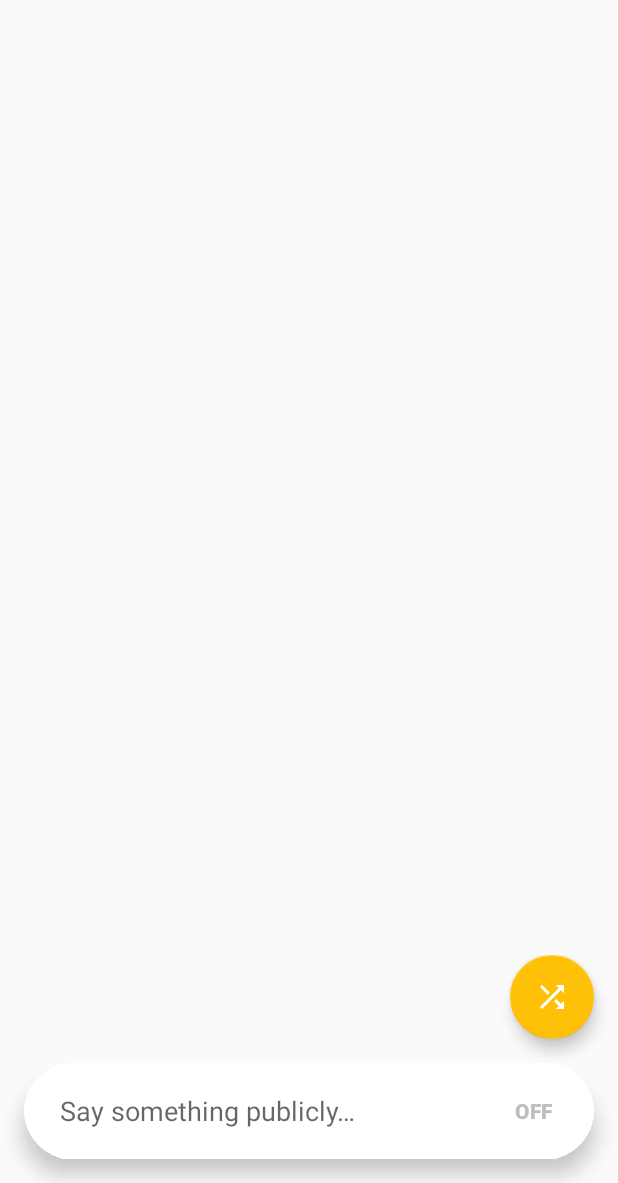
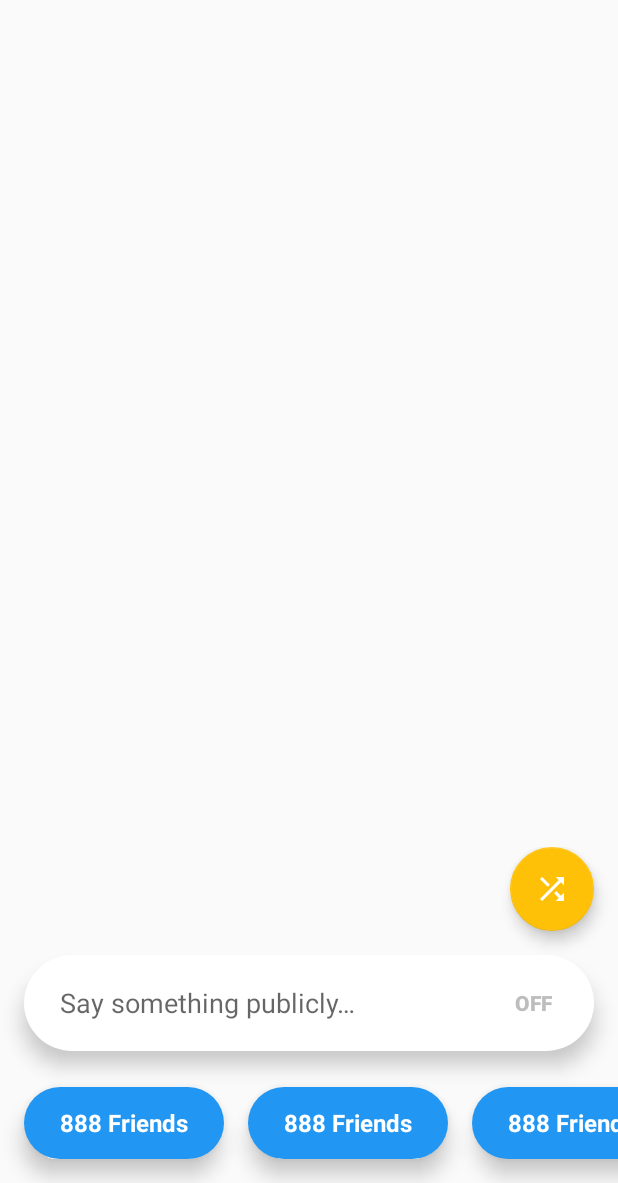
Before and after one commit to Queatz/Closer, an Android app: the screen it shows after launch (MapsActivity), on a phone screen of 412 x 824 dp, the part 53-1236 px from its top. Run offline under Robolectric (Android 15) with nearby library versions, the light colour scheme and no system bars; our stand-ins replace RxJava; network calls fail; pictures from the network do not load; 3 statements that could not run were skipped.

Commit message:
- Add My Groups recycler  - Add GroupActivity

```diff
--- a/app/src/main/java/closer/vlllage/com/closer/MapsActivity.java
+++ b/app/src/main/java/closer/vlllage/com/closer/MapsActivity.java
@@ -17,6 +17,7 @@ import closer.vlllage.com.closer.handler.IntentHandler;
 import closer.vlllage.com.closer.handler.LocationHandler;
 import closer.vlllage.com.closer.handler.MapHandler;
 import closer.vlllage.com.closer.handler.MyBubbleHandler;
+import closer.vlllage.com.closer.handler.MyGroupsLayoutHandler;
 import closer.vlllage.com.closer.handler.PermissionHandler;
 import closer.vlllage.com.closer.handler.ReplyLayoutHandler;
 import closer.vlllage.com.closer.handler.SetNameHandler;
@@ -56,6 +57,7 @@ public class MapsActivity extends PoolActivity {
         $(MyBubbleHandler.class).start();
         $(ReplyLayoutHandler.class).attach(findViewById(R.id.replyLayout));
         $(StatusLayoutHandler.class).attach(findViewById(R.id.myStatusLayout));
+        $(MyGroupsLayoutHandler.class).attach(findViewById(R.id.myGroupsLayout));
 
         if (getIntent() != null) {
             $(IntentHandler.class).onNewIntent(getIntent());
--- /dev/null
+++ b/app/src/main/java/closer/vlllage/com/closer/handler/MyGroupsLayoutHandler.java
@@ -0,0 +1,21 @@
+package closer.vlllage.com.closer.handler;
+
+import android.support.v7.widget.LinearLayoutManager;
+import android.support.v7.widget.RecyclerView;
+import android.view.View;
+
+import closer.vlllage.com.closer.R;
+import closer.vlllage.com.closer.handler.group.MyGroupsAdapter;
+import closer.vlllage.com.closer.pool.PoolMember;
+
+public class MyGroupsLayoutHandler extends PoolMember {
+    public void attach(View myGroupsLayout) {
+        RecyclerView myGroupsRecyclerView = myGroupsLayout.findViewById(R.id.myGroupsRecyclerView);
+        myGroupsRecyclerView.setLayoutManager(new LinearLayoutManager(
+                myGroupsRecyclerView.getContext(),
+                LinearLayoutManager.HORIZONTAL,
+                false
+        ));
+        myGroupsRecyclerView.setAdapter(new MyGroupsAdapter(this));
+    }
+}
--- /dev/null
+++ b/app/src/main/java/closer/vlllage/com/closer/handler/group/MyGroupsAdapter.java
@@ -0,0 +1,64 @@
+package closer.vlllage.com.closer.handler.group;
+
+import android.content.Intent;
+import android.graphics.Rect;
+import android.support.annotation.NonNull;
+import android.support.v7.widget.RecyclerView;
+import android.view.LayoutInflater;
+import android.view.View;
+import android.view.ViewGroup;
+import android.widget.TextView;
+
+import closer.vlllage.com.closer.GroupActivity;
+import closer.vlllage.com.closer.R;
+import closer.vlllage.com.closer.handler.ActivityHandler;
+import closer.vlllage.com.closer.pool.PoolMember;
+import closer.vlllage.com.closer.pool.PoolRecyclerAdapter;
+
+public class MyGroupsAdapter extends PoolRecyclerAdapter<MyGroupsAdapter.MyGroupViewHolder> {
+
+    public MyGroupsAdapter(PoolMember poolMember) {
+        super(poolMember);
+    }
+
+    @NonNull
+    @Override
+    public MyGroupViewHolder onCreateViewHolder(@NonNull ViewGroup parent, int viewType) {
+        return new MyGroupViewHolder(LayoutInflater.from(parent.getContext())
+        .inflate(R.layout.group_item, parent, false));
+    }
+
+    @Override
+    public void onBindViewHolder(@NonNull MyGroupViewHolder holder, int position) {
+        TextView groupName = holder.itemView.findViewById(R.id.groupName);
+
+        groupName.setBackgroundResource(position == getItemCount() - 1 ? R.drawable.clickable_blue_light : R.drawable.clickable_blue);
+        groupName.setText(position == getItemCount() - 1 ? "+ New Group" : "888 Friends");
+        groupName.setOnClickListener(view -> {
+            Intent intent = new Intent($(ActivityHandler.class).getActivity(), GroupActivity.class);
+            Rect bounds = new Rect();
+            holder.itemView.getGlobalVisibleRect(bounds);
+
+            // Offset for status bar
+            final int[] location = new int[2];
+            holder.itemView.getRootView().findViewById(android.R.id.content).getLocationInWindow(location);
+            int windowTopOffset = location[1];
+            bounds.offset(0, -windowTopOffset);
+
+            intent.addFlags(Intent.FLAG_ACTIVITY_NO_ANIMATION);
+            intent.setSourceBounds(bounds);
+            $(ActivityHandler.class).getActivity().startActivity(intent);
+        });
+    }
+
+    @Override
+    public int getItemCount() {
+        return 5;
+    }
+
+    class MyGroupViewHolder extends RecyclerView.ViewHolder {
+        public MyGroupViewHolder(View itemView) {
+            super(itemView);
+        }
+    }
+}
--- a/app/src/main/java/closer/vlllage/com/closer/pool/PoolMember.java
+++ b/app/src/main/java/closer/vlllage/com/closer/pool/PoolMember.java
@@ -2,7 +2,7 @@ package closer.vlllage.com.closer.pool;
 
 public class PoolMember {
 
-    private Pool pool;
+    Pool pool;
 
     PoolMember setPool(Pool pool) {
         this.pool = pool;
--- /dev/null
+++ b/app/src/main/java/closer/vlllage/com/closer/pool/PoolRecyclerAdapter.java
@@ -0,0 +1,16 @@
+package closer.vlllage.com.closer.pool;
+
+import android.support.v7.widget.RecyclerView;
+
+public abstract class PoolRecyclerAdapter<T extends RecyclerView.ViewHolder> extends RecyclerView.Adapter<T> {
+
+    private Pool pool;
+
+    public PoolRecyclerAdapter(PoolMember poolMember) {
+        this.pool = poolMember.pool;
+    }
+
+    protected <T extends PoolMember> T $(Class<T> member) {
+        return pool.$(member);
+    }
+}
--- /dev/null
+++ b/app/src/main/res/drawable/clickable_blue.xml
@@ -0,0 +1,13 @@
+<?xml version="1.0" encoding="utf-8"?>
+<selector xmlns:android="http://schemas.android.com/apk/res/android">
+    <item>
+        <ripple android:color="@color/highlight">
+            <item>
+                <shape android:shape="rectangle">
+                    <solid android:color="@color/colorPrimary" />
+                    <corners android:radius="512dp" />
+                </shape>
+            </item>
+        </ripple>
+    </item>
+</selector>
--- /dev/null
+++ b/app/src/main/res/drawable/clickable_blue_light.xml
@@ -0,0 +1,13 @@
+<?xml version="1.0" encoding="utf-8"?>
+<selector xmlns:android="http://schemas.android.com/apk/res/android">
+    <item>
+        <ripple android:color="@color/highlight">
+            <item>
+                <shape android:shape="rectangle">
+                    <solid android:color="@color/colorPrimaryLight" />
+                    <corners android:radius="512dp" />
+                </shape>
+            </item>
+        </ripple>
+    </item>
+</selector>
--- a/app/src/main/res/layout/activity_maps.xml
+++ b/app/src/main/res/layout/activity_maps.xml
@@ -44,6 +44,8 @@
 
             <include layout="@layout/my_status_layout"/>
 
+            <include layout="@layout/my_groups_layout"/>
+
         </LinearLayout>
     </RelativeLayout>
 
--- /dev/null
+++ b/app/src/main/res/layout/group_item.xml
@@ -0,0 +1,24 @@
+<?xml version="1.0" encoding="utf-8"?>
+<FrameLayout xmlns:android="http://schemas.android.com/apk/res/android"
+    android:layout_width="wrap_content"
+    android:layout_height="wrap_content"
+    android:layout_marginLeft="8dp"
+    android:layout_marginRight="8dp"
+    android:clipToPadding="false"
+    xmlns:tools="http://schemas.android.com/tools">
+
+    <TextView
+        android:id="@+id/groupName"
+        android:layout_width="wrap_content"
+        android:layout_height="48dp"
+        android:paddingLeft="24dp"
+        android:paddingRight="24dp"
+        android:gravity="center_vertical"
+        android:elevation="8dp"
+        android:background="@drawable/clickable_blue"
+        android:textColor="@android:color/white"
+        android:textStyle="bold"
+        android:textSize="16sp"
+        tools:text="888 Friends" />
+
+</FrameLayout>
--- /dev/null
+++ b/app/src/main/res/layout/my_groups_layout.xml
@@ -0,0 +1,20 @@
+<?xml version="1.0" encoding="utf-8"?>
+<FrameLayout
+    xmlns:android="http://schemas.android.com/apk/res/android"
+    android:id="@+id/myGroupsLayout"
+    android:layout_width="match_parent"
+    android:layout_height="match_parent">
+
+    <android.support.v7.widget.RecyclerView
+        android:id="@+id/myGroupsRecyclerView"
+        android:layout_width="match_parent"
+        android:layout_height="wrap_content"
+        android:paddingLeft="8dp"
+        android:paddingRight="8dp"
+        android:paddingTop="8dp"
+        android:paddingBottom="16dp"
+        android:elevation="8dp"
+        android:clipChildren="false"
+        android:clipToPadding="false" />
+
+</FrameLayout>
--- a/app/src/main/res/values/colors.xml
+++ b/app/src/main/res/values/colors.xml
@@ -2,8 +2,10 @@
 <resources>
     <color name="colorPrimary">#2196F3</color>
     <color name="colorPrimaryDark">#1976D2</color>
+    <color name="colorPrimaryLight">#64B5F6</color>
     <color name="colorAccent">#FFC107</color>
     <color name="name">#66000000</color>
     <color name="selectable">#BDBDBD</color>
     <color name="disabled">@color/selectable</color>
+    <color name="highlight">#66ffffff</color>
 </resources>
--- a/app/src/main/res/values/styles.xml
+++ b/app/src/main/res/values/styles.xml
@@ -8,4 +8,11 @@
         <item name="colorAccent">@color/colorAccent</item>
     </style>
 
+    <style name="AppTheme.Translucent" parent="AppTheme">
+        <item name="windowActionBar">false</item>
+        <item name="windowNoTitle">true</item>
+        <item name="android:windowIsTranslucent">true</item>
+        <item name="android:windowBackground">@android:color/transparent</item>
+    </style>
+
 </resources>
```
Also changed, not shown: app/src/main/AndroidManifest.xml (+13 -0 lines), app/src/main/java/closer/vlllage/com/closer/GroupActivity.java (added, +73 -0 lines), app/src/main/res/layout/activity_group.xml (added, +9 -0 lines), 1 other file.
